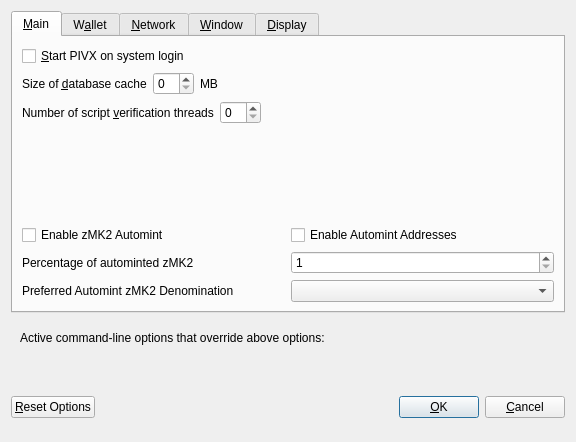
Before: the Qt Designer form src/qt/forms/optionsdialog.ui in mk2crypto/MK2, drawn with Qt 5.
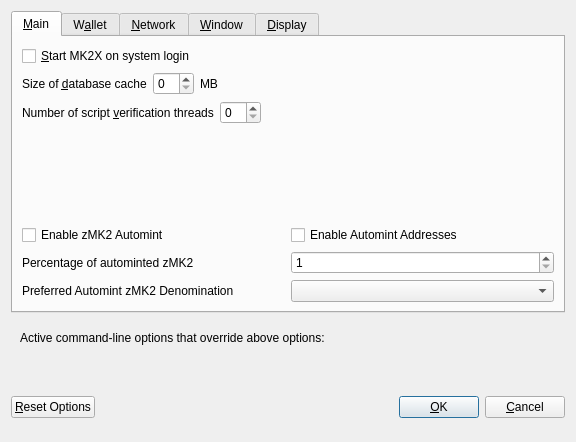
After: the same form once the commit is applied. Custom widgets are drawn as their Qt base class.

Diff of the .ui file:
```diff
--- a/src/qt/forms/optionsdialog.ui
+++ b/src/qt/forms/optionsdialog.ui
@@ -33,7 +33,7 @@
           <string>Automatically start PIVX after logging in to the system.</string>
          </property>
          <property name="text">
-          <string>&amp;Start PIVX on system login</string>
+          <string>&amp;Start MK2X on system login</string>
          </property>
         </widget>
        </item>
```
Left out of the diff: 8 changed lines with no effect on the pictures.
